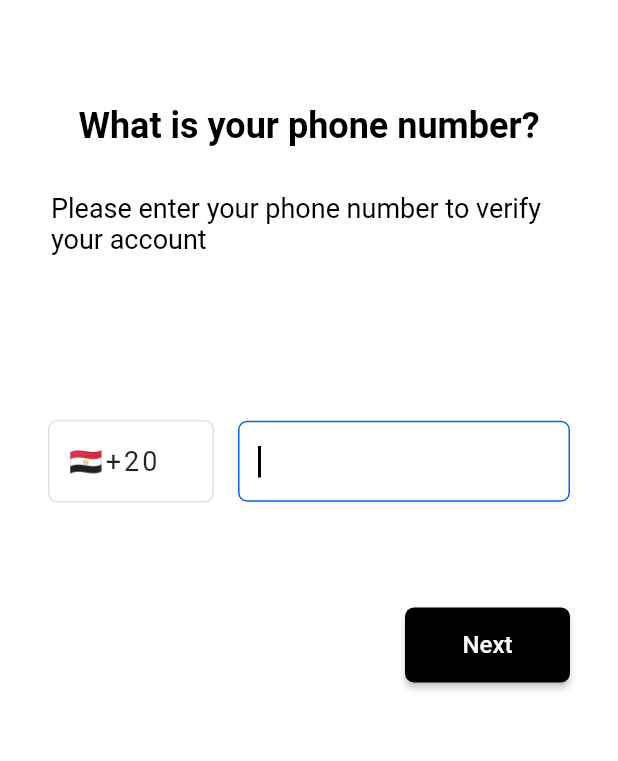
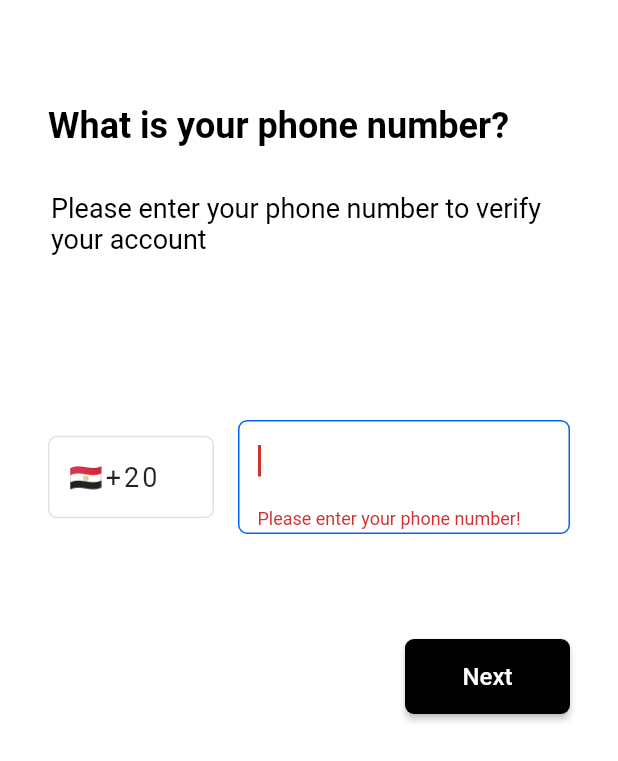
Before and after one commit to EHHS/flutter_maps, a Flutter app: the screen it shows after launch, after a tap on "Next", on a phone screen of 412 x 824 dp. Shown: the top 761 px of the screen. Run offline on Flutter 3.47's test engine with Material 2 defaults, Android fonts, the phone set to English and light mode, and no system bars; our stand-ins replace bloc, firebase_auth, firebase_core, flutter_bloc, pin_code_fields; accounts and stored records are empty.

Commit message:
phone_auth

```diff
--- a/lib/app_router.dart
+++ b/lib/app_router.dart
@@ -1,11 +1,39 @@
 import 'package:flutter/material.dart';
+import 'package:flutter_bloc/flutter_bloc.dart';
+import 'package:flutter_maps/business_logic/cubit/phone_auth/phone_auth_cubit.dart';
 import 'package:flutter_maps/constants/strings.dart';
 import 'package:flutter_maps/presentation/screens/login_screen.dart';
+import 'package:flutter_maps/presentation/screens/map_screen.dart';
+import 'package:flutter_maps/presentation/screens/otp_screen.dart';
 
-class AppRouter{
-  Route? generateRoute(RouteSettings settings){
-    switch(settings.name){
-      case loginScreen: return MaterialPageRoute(builder: (_)=>LoginScreen());
+class AppRouter {
+
+  PhoneAuthCubit? phoneAuthCubit;
+
+  AppRouter(){
+    phoneAuthCubit = PhoneAuthCubit();
+  }
+
+  Route? generateRoute(RouteSettings settings) {
+    switch (settings.name) {
+      case loginScreen:
+        return MaterialPageRoute(builder: (_) =>
+            BlocProvider<PhoneAuthCubit>.value(
+              value: phoneAuthCubit!,
+              child: LoginScreen(),
+            ));
+      case otpScreen:
+        final phoneNumber = settings.arguments;
+        return MaterialPageRoute(builder: (_) =>
+            BlocProvider<PhoneAuthCubit>.value(
+              value:  phoneAuthCubit!,
+              child: OtpScreen(phoneNumber:phoneNumber),
+            ));
+
+      case mapScreen:
+        return MaterialPageRoute(
+          builder: (_)=> MapScreen(),
+        );
     }
   }
 }
--- /dev/null
+++ b/lib/business_logic/cubit/phone_auth/phone_auth_state.dart
@@ -0,0 +1,18 @@
+part of 'phone_auth_cubit.dart';
+
+@immutable
+abstract class PhoneAuthState {}
+
+class PhoneAuthInitial extends PhoneAuthState {}
+
+class Loading extends PhoneAuthState{}
+
+class ErrorOccurred extends PhoneAuthState{
+  final String errorMsg;
+
+  ErrorOccurred({required this.errorMsg});
+}
+
+class PhoneNumberSubmited extends PhoneAuthState{}
+
+class PhoneOTPVerified extends PhoneAuthState{}
--- a/lib/constants/strings.dart
+++ b/lib/constants/strings.dart
@@ -1 +1,3 @@
-const loginScreen = '/';
+const loginScreen = '/login-screen';
+const otpScreen = '/otp-screen';
+const mapScreen = '/map-screen';
--- a/lib/main.dart
+++ b/lib/main.dart
@@ -1,10 +1,23 @@
+import 'package:firebase_auth/firebase_auth.dart';
 import 'package:firebase_core/firebase_core.dart';
 import 'package:flutter/material.dart';
 import 'package:flutter_maps/app_router.dart';
+import 'package:flutter_maps/constants/strings.dart';
+
+late String initialRoute;
 
 void main() async {
   WidgetsFlutterBinding.ensureInitialized();
   await Firebase.initializeApp();
+
+  FirebaseAuth.instance.authStateChanges().listen((user) {
+    if(user==null){
+      initialRoute = loginScreen;
+    }
+    else{
+      initialRoute = mapScreen;
+    }
+  });
   runApp(MyApp(
     appRouter: AppRouter(),
   ));
@@ -24,6 +37,7 @@ class MyApp extends StatelessWidget {
         primarySwatch: Colors.blue,
       ),
       onGenerateRoute: appRouter.generateRoute,
+      initialRoute: initialRoute,
     );
   }
 }
--- a/lib/presentation/screens/login_screen.dart
+++ b/lib/presentation/screens/login_screen.dart
@@ -1,15 +1,22 @@
 // ignore_for_file: prefer_const_constructors
 
 import 'package:flutter/material.dart';
+import 'package:flutter_bloc/flutter_bloc.dart';
+import 'package:flutter_maps/business_logic/cubit/phone_auth/phone_auth_cubit.dart';
 import 'package:flutter_maps/constants/my_colors.dart';
+import 'package:flutter_maps/constants/strings.dart';
+import 'package:flutter_maps/presentation/screens/otp_screen.dart';
 
 class LoginScreen extends StatelessWidget {
   late String phoneNumber;
 
   LoginScreen({Key? key}) : super(key: key);
 
+  final GlobalKey<FormState> _phoneFormKey = GlobalKey();
+
   Widget _buildIntroTexts() {
     return Column(
+      crossAxisAlignment: CrossAxisAlignment.start,
       children: [
         Text(
           'What is your phone number?',
@@ -85,11 +92,26 @@ class LoginScreen extends StatelessWidget {
     return flag;
   }
 
-  Widget _buildNextButton() {
+  Future<void> _register(BuildContext context) async{
+    if(!_phoneFormKey.currentState!.validate()){
+      Navigator.pop(context);
+      return;
+    }
+    else{
+      Navigator.pop(context);
+      _phoneFormKey.currentState!.save();
+      BlocProvider.of<PhoneAuthCubit>(context).submitPhoneNumber(phoneNumber);
+    }
+  }
+
+  Widget _buildNextButton(BuildContext context) {
     return Align(
       alignment: Alignment.centerRight,
       child: ElevatedButton(
-        onPressed: () {},
+        onPressed: () {
+          showProgressIndicator(context);
+          _register(context);
+        },
         child: Text(
           'Next',
           style: TextStyle(color: Colors.white, fontSize: 16),
@@ -103,13 +125,60 @@ class LoginScreen extends StatelessWidget {
     );
   }
 
+  void showProgressIndicator(BuildContext context) {
+    AlertDialog alertDialog = AlertDialog(
+      backgroundColor: Colors.transparent,
+      elevation: 0,
+      content: Center(
+        child: CircularProgressIndicator(
+          valueColor: AlwaysStoppedAnimation<Color>(Colors.black),
+        ),
+      ),
+    );
+
+    showDialog(
+        barrierColor: Colors.white.withOpacity(0),
+        barrierDismissible: false,
+        context: context,
+        builder: (context) {
+          return alertDialog;
+        });
+  }
+
+  Widget _buildPhoneNumberSubmitedBloc() {
+    return BlocListener<PhoneAuthCubit, PhoneAuthState>(
+      listenWhen: (previous, current) {
+        return previous != current;
+      },
+      listener: (context, state) {
+        if (state is Loading) {
+          showProgressIndicator(context);
+        }
+        if (state is PhoneNumberSubmited) {
+          Navigator.pop(context);
+          Navigator.of(context).pushNamed(otpScreen, arguments: phoneNumber);
+        }
+        if (state is ErrorOccurred) {
+          Navigator.pop(context);
+          String errorMsg = (state).errorMsg;
+          ScaffoldMessenger.of(context).showSnackBar(SnackBar(
+            content: Text(errorMsg),
+            backgroundColor: Colors.black,
+            duration: Duration(seconds: 3),
+          ));
+        }
+      },
+      child: Container(),
+    );
+  }
+
   @override
   Widget build(BuildContext context) {
     return SafeArea(
       child: Scaffold(
         backgroundColor: Colors.white,
         body: Form(
-          key: UniqueKey(),
+          key: _phoneFormKey,
           child: Container(
             margin: EdgeInsets.symmetric(horizontal: 32, vertical: 70),
             child: Column(
@@ -123,7 +192,8 @@ class LoginScreen extends StatelessWidget {
                 SizedBox(
                   height: 70,
                 ),
-                _buildNextButton()
+                _buildNextButton(context),
+                _buildPhoneNumberSubmitedBloc()
               ],
             ),
           ),
--- a/pubspec.yaml
+++ b/pubspec.yaml
@@ -37,6 +37,7 @@ dependencies:
   flutter_bloc: ^7.3.3
   firebase_core: ^1.10.0
   firebase_auth: ^3.2.0
+  pin_code_fields: ^7.3.0
 
 dev_dependencies:
   flutter_test:
```
Also changed, not shown: lib/business_logic/cubit/phone_auth/phone_auth_cubit.dart (added, +69 -0 lines), lib/presentation/screens/map_screen.dart (added, +43 -0 lines), lib/presentation/screens/otp_screen.dart (added, +181 -0 lines), pubspec.lock.
